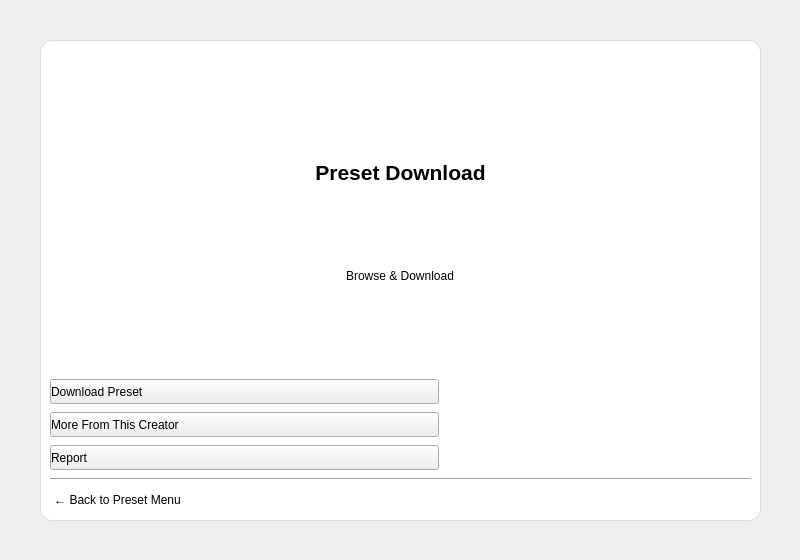
First picture: the form in ui files/eg_preset_download.ui, repository brettrjh/enable-games-local, before the edit.
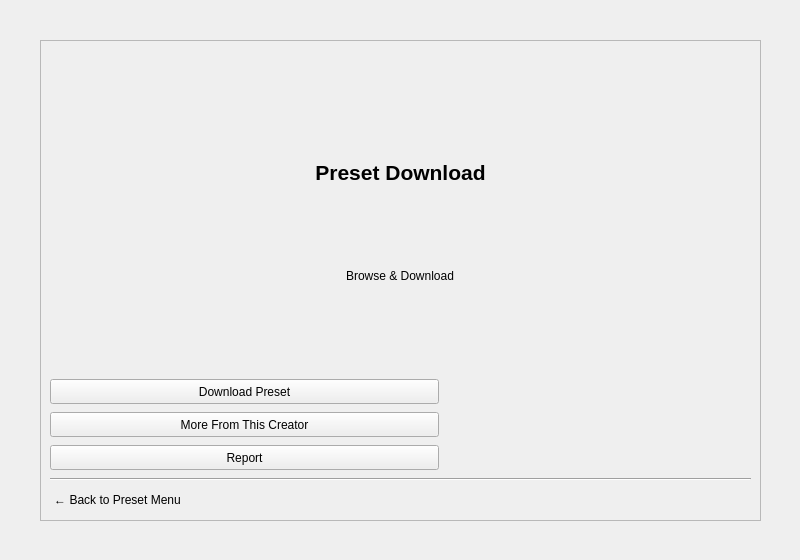
Second picture: the form after the edit. Icons and pictures are not drawn.

Commit message: Add shared Qt theme and remove one-off UI styles

The edit to the form file:
```diff
--- a/ui files/eg_preset_download.ui
+++ b/ui files/eg_preset_download.ui
@@ -43,15 +43,6 @@
         <height>361</height>
        </size>
       </property>
-      <property name="styleSheet">
-       <string notr="true">
-        #frameContent{
-            background: white;
-            border: 1px solid #ddd;
-            border-radius: 12px;
-        }
-       </string>
-      </property>
       <property name="frameShape">
        <enum>QFrame::StyledPanel</enum>
       </property>
@@ -142,9 +133,6 @@
            <height>25</height>
           </size>
          </property>
-         <property name="styleSheet">
-          <string notr="true">text-align: left;</string>
-         </property>
          <property name="text">
           <string>Download Preset</string>
          </property>
@@ -167,9 +155,6 @@
            <height>25</height>
           </size>
          </property>
-         <property name="styleSheet">
-          <string notr="true">text-align: left;</string>
-         </property>
          <property name="text">
           <string>More From This Creator</string>
          </property>
@@ -189,9 +174,6 @@
            <height>25</height>
           </size>
          </property>
-         <property name="styleSheet">
-          <string notr="true">text-align: left;</string>
-         </property>
          <property name="text">
           <string>Report</string>
          </property>
```
Left out of the diff: 13 changed lines with no effect on the pictures. The commit also changes 12 other files.
